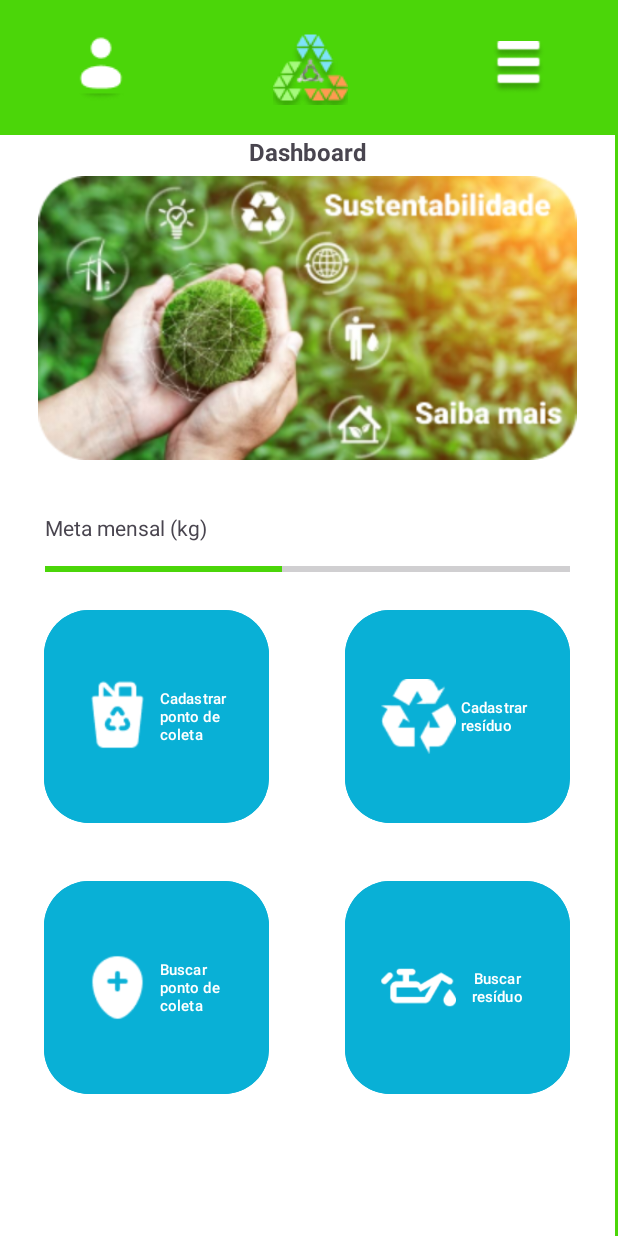
After one commit to beginner-mayrom/RecoletaAndroid, an Android app: the layout activity_home.xml on its own in the app's theme, with its tools: preview values and no code run, on a phone screen of 412 x 824 dp. The commit adds this screen. Run offline under Robolectric (Android 15) with nearby library versions, the phone set to English and light mode, and no system bars.

Commit message:
created home page

```diff
--- /dev/null
+++ b/app/src/main/java/com/example/recoleta/HomeActivity.java
@@ -0,0 +1,24 @@
+package com.example.recoleta;
+
+import android.os.Bundle;
+
+import androidx.activity.EdgeToEdge;
+import androidx.appcompat.app.AppCompatActivity;
+import androidx.core.graphics.Insets;
+import androidx.core.view.ViewCompat;
+import androidx.core.view.WindowInsetsCompat;
+
+public class HomeActivity extends AppCompatActivity {
+
+    @Override
+    protected void onCreate(Bundle savedInstanceState) {
+        super.onCreate(savedInstanceState);
+        EdgeToEdge.enable(this);
+        setContentView(R.layout.activity_home);
+        ViewCompat.setOnApplyWindowInsetsListener(findViewById(R.id.main), (v, insets) -> {
+            Insets systemBars = insets.getInsets(WindowInsetsCompat.Type.systemBars());
+            v.setPadding(systemBars.left, systemBars.top, systemBars.right, systemBars.bottom);
+            return insets;
+        });
+    }
+}
--- a/app/src/main/java/com/example/recoleta/MainActivity.java
+++ b/app/src/main/java/com/example/recoleta/MainActivity.java
@@ -40,7 +40,7 @@ public class MainActivity extends AppCompatActivity {
         register.setOnClickListener(new View.OnClickListener() {
             @Override
             public void onClick(View view) {
-                Intent intent = new Intent(MainActivity.this, MainRegister.class);
+                Intent intent = new Intent(MainActivity.this, RegisterActivity.class);
                 startActivity(intent);
             }
         });
@@ -97,6 +97,10 @@ public class MainActivity extends AppCompatActivity {
                         runOnUiThread(() -> Toast.makeText(MainActivity.this,
                                 "Login Realizado com Sucesso!", Toast.LENGTH_SHORT).show());
 
+
+                        Intent intent = new Intent(MainActivity.this, HomeActivity.class);
+                        startActivity(intent);
+
                     }catch (JSONException e){
                         e.printStackTrace();
                         runOnUiThread(() -> Toast.makeText(MainActivity.this,
--- /dev/null
+++ b/app/src/main/res/layout/activity_home.xml
@@ -0,0 +1,233 @@
+<?xml version="1.0" encoding="utf-8"?>
+<androidx.constraintlayout.widget.ConstraintLayout xmlns:android="http://schemas.android.com/apk/res/android"
+    xmlns:app="http://schemas.android.com/apk/res-auto"
+    xmlns:tools="http://schemas.android.com/tools"
+    android:id="@+id/main"
+    android:layout_width="match_parent"
+    android:layout_height="match_parent"
+    tools:context=".HomeActivity"
+    android:background="#4BD609">
+
+    <LinearLayout
+        android:id="@+id/linearLayout"
+        android:layout_width="match_parent"
+        android:layout_height="0dp"
+        android:layout_marginEnd="2dp"
+        android:orientation="vertical"
+        app:layout_constraintBottom_toBottomOf="parent"
+        app:layout_constraintEnd_toEndOf="parent"
+        app:layout_constraintStart_toStartOf="parent"
+        app:layout_constraintTop_toBottomOf="@+id/linearLayout2">
+
+        <LinearLayout
+            android:layout_width="match_parent"
+            android:layout_height="match_parent"
+            android:background="#FFFFFF"
+            android:orientation="vertical">
+
+            <TextView
+                android:id="@+id/textView3"
+                android:layout_width="match_parent"
+                android:layout_height="wrap_content"
+                android:text="Dashboard"
+                android:textAlignment="center"
+                android:textSize="16sp"
+                android:textStyle="bold" />
+
+            <LinearLayout
+                android:layout_width="match_parent"
+                android:layout_height="200dp"
+                android:orientation="horizontal">
+
+                <ImageView
+                    android:id="@+id/imageView4"
+                    android:layout_width="wrap_content"
+                    android:layout_height="match_parent"
+                    android:layout_marginTop="5dp"
+                    android:layout_marginBottom="5dp"
+                    android:layout_weight="1"
+                    app:srcCompat="@drawable/vector" />
+            </LinearLayout>
+
+            <TextView
+                android:id="@+id/textView"
+                android:layout_width="match_parent"
+                android:layout_height="wrap_content"
+                android:layout_marginLeft="30dp"
+                android:layout_marginTop="30dp"
+                android:layout_marginBottom="10dp"
+                android:text="Meta mensal (kg)" />
+
+            <ProgressBar
+                android:id="@+id/progressBar"
+                style="?android:attr/progressBarStyleHorizontal"
+                android:layout_width="match_parent"
+                android:layout_height="wrap_content"
+                android:layout_marginLeft="30dp"
+                android:layout_marginRight="30dp"
+                android:max="1000"
+                android:progress="450"
+                android:progressTint="#4BD609" />
+
+            <TableLayout
+                android:layout_width="match_parent"
+                android:layout_height="wrap_content">
+
+                <TableRow
+                    android:layout_width="match_parent"
+                    android:layout_height="match_parent"
+                    android:gravity="center">
+
+                    <Button
+                        android:id="@+id/buttonCadastrar3"
+                        android:layout_width="150dp"
+                        android:layout_height="150dp"
+                        android:layout_marginStart="25dp"
+                        android:layout_marginTop="15dp"
+                        android:layout_marginEnd="25dp"
+                        android:layout_marginRight="25dp"
+                        android:layout_marginBottom="15dp"
+                        android:backgroundTint="#09B0D6"
+                        android:text="Cadastrar ponto de coleta"
+                        android:textAlignment="viewStart"
+                        android:textColorLink="@android:color/holo_green_light"
+                        android:textSize="10sp"
+                        app:cornerRadius="30dp"
+                        app:icon="@drawable/icon_recicle"
+                        app:iconPadding="3dp"
+                        app:iconSize="50dp"
+                        app:iconTintMode="multiply"
+                        app:layout_constraintBottom_toBottomOf="parent"
+                        app:layout_constraintEnd_toEndOf="parent"
+                        app:layout_constraintHorizontal_bias="0.0"
+                        app:layout_constraintStart_toStartOf="parent"
+                        app:layout_constraintTop_toBottomOf="@+id/editTextTextPassword"
+                        app:toggleCheckedStateOnClick="true" />
+
+                    <Button
+                        android:id="@+id/buttonCadastrar4"
+                        android:layout_width="150dp"
+                        android:layout_height="150dp"
+                        android:layout_marginStart="25dp"
+                        android:layout_marginTop="15dp"
+                        android:layout_marginEnd="25dp"
+                        android:layout_marginRight="25dp"
+                        android:layout_marginBottom="15dp"
+                        android:backgroundTint="#09B0D6"
+                        android:text="Cadastrar resíduo"
+                        android:textAlignment="viewStart"
+                        android:textColorLink="@android:color/holo_green_light"
+                        android:textSize="10sp"
+                        app:cornerRadius="30dp"
+                        app:icon="@drawable/icon_vector"
+                        app:iconPadding="3dp"
+                        app:iconSize="50dp"
+                        app:iconTintMode="multiply"
+                        app:layout_constraintBottom_toBottomOf="parent"
+                        app:layout_constraintEnd_toEndOf="parent"
+                        app:layout_constraintHorizontal_bias="0.0"
+                        app:layout_constraintStart_toStartOf="parent"
+                        app:layout_constraintTop_toBottomOf="@+id/editTextTextPassword"
+                        app:toggleCheckedStateOnClick="true" />
+                </TableRow>
+
+                <TableRow
+                    android:layout_width="match_parent"
+                    android:layout_height="match_parent"
+                    android:gravity="center">
+
+                    <Button
+                        android:id="@+id/buttonCadastrar5"
+                        android:layout_width="150dp"
+                        android:layout_height="150dp"
+                        android:layout_marginStart="25dp"
+                        android:layout_marginTop="15dp"
+                        android:layout_marginEnd="25dp"
+                        android:layout_marginRight="25dp"
+                        android:layout_marginBottom="15dp"
+                        android:backgroundTint="#09B0D6"
+                        android:text="Buscar ponto de coleta"
+                        android:textAlignment="viewStart"
+                        android:textColorLink="@android:color/holo_green_light"
+                        android:textSize="10sp"
+                        app:cornerRadius="30dp"
+                        app:icon="@drawable/icon_locate"
+                        app:iconPadding="3dp"
+                        app:iconSize="50dp"
+                        app:iconTintMode="multiply"
+                        app:layout_constraintBottom_toBottomOf="parent"
+                        app:layout_constraintEnd_toEndOf="parent"
+                        app:layout_constraintHorizontal_bias="0.0"
+                        app:layout_constraintStart_toStartOf="parent"
+                        app:layout_constraintTop_toBottomOf="@+id/editTextTextPassword"
+                        app:toggleCheckedStateOnClick="true" />
+
+                    <Button
+                        android:id="@+id/buttonCadastrar6"
+                        android:layout_width="150dp"
+                        android:layout_height="150dp"
+                        android:layout_marginStart="25dp"
+                        android:layout_marginTop="15dp"
+                        android:layout_marginEnd="25dp"
+                        android:layout_marginRight="25dp"
+                        android:layout_marginBottom="15dp"
+                        android:backgroundTint="#09B0D6"
+                        android:gravity="center|center_vertical"
+                        android:text="Buscar resíduo"
+                        android:textColorLink="@android:color/holo_green_light"
+                        android:textSize="10sp"
+                        app:cornerRadius="30dp"
+                        app:icon="@drawable/icon_oleo"
+                        app:iconPadding="3dp"
+                        app:iconSize="50dp"
+                        app:iconTintMode="multiply"
+                        app:layout_constraintBottom_toBottomOf="parent"
+                        app:layout_constraintEnd_toEndOf="parent"
+                        app:layout_constraintHorizontal_bias="0.0"
+                        app:layout_constraintStart_toStartOf="parent"
+                        app:layout_constraintTop_toBottomOf="@+id/editTextTextPassword"
+                        app:toggleCheckedStateOnClick="true" />
+                </TableRow>
+
+            </TableLayout>
+
+        </LinearLayout>
+
+    </LinearLayout>
+
+    <LinearLayout
+        android:id="@+id/linearLayout2"
+        android:layout_width="match_parent"
+        android:layout_height="90dp"
+        android:baselineAligned="false"
+        android:gravity="center"
+        android:orientation="horizontal"
+        app:layout_constraintBottom_toTopOf="@+id/linearLayout"
+        app:layout_constraintEnd_toEndOf="parent"
+        app:layout_constraintStart_toStartOf="parent"
+        app:layout_constraintTop_toTopOf="parent">
+
+        <ImageView
+            android:id="@+id/imageView2"
+            android:layout_width="wrap_content"
+            android:layout_height="45dp"
+            android:layout_weight="1"
+            app:srcCompat="@drawable/icon_user" />
+
+        <ImageView
+            android:id="@+id/imageView5"
+            android:layout_width="wrap_content"
+            android:layout_height="50dp"
+            android:layout_weight="1"
+            app:srcCompat="@drawable/logo_recoleta" />
+
+        <ImageView
+            android:id="@+id/imageView3"
+            android:layout_width="wrap_content"
+            android:layout_height="35dp"
+            android:layout_weight="1"
+            app:srcCompat="@drawable/icon_config" />
+
+    </LinearLayout>
+
+</androidx.constraintlayout.widget.ConstraintLayout>
```
